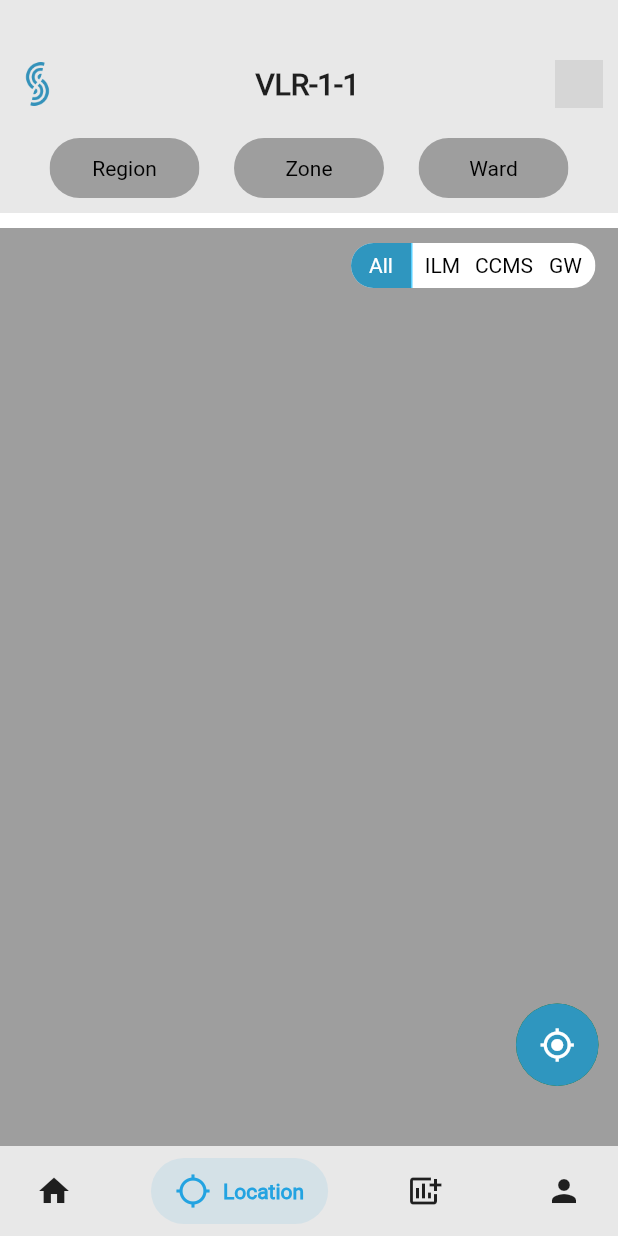
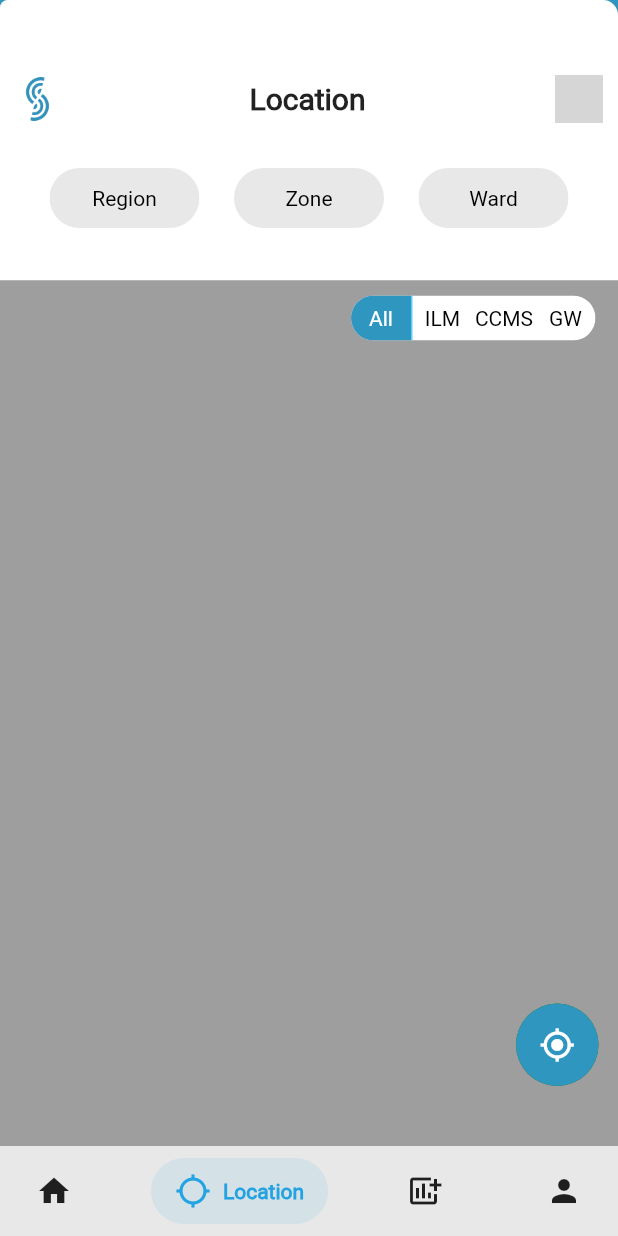
Before and after one commit to NarenDilip/flutterlumin, a Flutter app: the DashboardView screen opened directly, swiped to page 2, on a phone screen of 412 x 824 dp. Run offline on Flutter 3.47's test engine with Material 2 defaults, Android fonts, the phone set to English and light mode, and no system bars; drawn by our look-alikes of salomon_bottom_bar; our stand-ins replace connectivity, dio, email_validator, flutter_map, flutter_secure_storage, fluttertoast and 8 more; missing offline and left inert: cupertino_radio_choice, fl_location, flutter_foreground_task, flutter_map_marker_cluster, geocoder, poly_geofence_service and 1 more; accounts and stored records are empty; network calls fail; Roboto replaces fonts that are missing (Aqua); grey boxes are pictures that could not be loaded.

```diff
--- a/lib/src/constants/const.dart
+++ b/lib/src/constants/const.dart
@@ -33,6 +33,7 @@ const lightBlueAlterColor = Color(0xff008080);
 const lightBlueCardColor = Color(0xffBAE5F5);
 const lightPinkCardColor = Color(0xffE2D3FE);
 const lightGreenCardColor = Color(0xffCCF0C0);
+const lightBlueViewColor = Color(0xff0091EA);
 
 
 const splashscreen_text = "LUMINATOR";
--- a/lib/src/presentation/views/dashboard/projects_dashboard_view.dart
+++ b/lib/src/presentation/views/dashboard/projects_dashboard_view.dart
@@ -53,7 +53,7 @@ class _ProjectDashboardState extends State<ProjectDashboard> {
   Widget build(BuildContext context) {
     return SingleChildScrollView(
       child: Column(children: <Widget>[
-        const AppBarWidget(),
+        const AppBarWidget(title: "Dashboard",),
         ProjectCard(
           projectName: "ILM",
           cardBottomColor: lightBlueCardColor,
--- a/lib/src/presentation/views/location/location_view.dart
+++ b/lib/src/presentation/views/location/location_view.dart
@@ -27,7 +27,7 @@ class _DeviceLocationState extends State<DeviceLocationView> {
       backgroundColor: lightGrey,
       body: SingleChildScrollView(
         child: Column(children: const <Widget>[
-          AppBarWidget(),
+          AppBarWidget(title: "",),
         ]),
       )
     );
--- a/lib/src/presentation/widgets/app_bar_view.dart
+++ b/lib/src/presentation/widgets/app_bar_view.dart
@@ -6,8 +6,9 @@ import 'package:flutterlumin/src/ui/listview/zone_li_screen.dart';
 import 'package:shared_preferences/shared_preferences.dart';
 
 class AppBarWidget extends StatefulWidget {
+  final String title;
   const AppBarWidget({
-    Key? key,
+    Key? key, required this.title
   }) : super(key: key);
 
   @override
@@ -39,9 +40,20 @@ class _AppBarWidgetState extends State<AppBarWidget> {
   @override
   Widget build(BuildContext context) {
     return Container(
-        color: lightGrey,
-        padding: const EdgeInsets.only(left: 10, top: 40, right: 10),
+        decoration: const BoxDecoration(
+          color: Colors.white,
+          borderRadius: BorderRadius.only(
+            topLeft: Radius.circular(5),
+            topRight: Radius.circular(10),
+            bottomLeft: Radius.circular(30),
+            bottomRight: Radius.circular(30),
+          ),
+        ),
+        padding: const EdgeInsets.only(left: 10, top: 40, right: 10,bottom: 20),
         child: Column(children: <Widget>[
+          const SizedBox(
+            height: 10,
+          ),
           Row(
             mainAxisAlignment: MainAxisAlignment.spaceBetween,
             children: <Widget>[
@@ -49,24 +61,21 @@ class _AppBarWidgetState extends State<AppBarWidget> {
                   image: AssetImage("assets/icons/logo.png"),
                   height: 30,
                   width: 30),
-              const Text(
-                "VLR-1-1",
-                style: TextStyle(
+              Text(widget.title,
+                style: const TextStyle(
                     fontSize: 20,
                     fontFamily: 'Roboto',
                     fontWeight: FontWeight.bold),
               ),
-              Container(
-                child: const CircleAvatar(
-                  radius: 16, // Image radius
-                  backgroundImage:
-                      NetworkImage("https://i.imgur.com/BoN9kdC.png"),
-                ),
+              const CircleAvatar(
+                radius: 16, // Image radius
+                backgroundImage:
+                    NetworkImage("https://i.imgur.com/BoN9kdC.png"),
               ),
             ],
           ),
           const SizedBox(
-            height: 20,
+            height: 30,
           ),
           Row(
             mainAxisAlignment: MainAxisAlignment.spaceEvenly,
@@ -126,10 +135,10 @@ class CategoryWidget extends StatelessWidget {
             width: 100,
             alignment: Alignment.center,
             padding: const EdgeInsets.all(12),
-            color: selectedItem != 'null'  && selectedItem != '' ? Colors.white : Colors.grey,
+            color: selectedItem != 'null'  && selectedItem != '' ? kPrimaryColor : lightGrey,
             child: Text(selectedItem != 'null'  && selectedItem != '' ? selectedItem :categoryName  ,
                 style:
-                    const TextStyle(color: Colors.black, fontFamily: "Roboto")),
+                     TextStyle(color: selectedItem != 'null'  && selectedItem != '' ? Colors.white : Colors.black, fontFamily: "Roboto")),
           ),
         ));
   }
--- a/lib/src/presentation/widgets/project_card_view.dart
+++ b/lib/src/presentation/widgets/project_card_view.dart
@@ -118,7 +118,7 @@ class ProjectCard extends StatelessWidget {
             ),
             const SizedBox(height: 20),
             Container(
-              height: 40,
+              height: 34,
               color: cardBottomColor,
               child: Row(
                 children: const <Widget>[],
--- a/lib/src/ui/map/map_view_screen.dart
+++ b/lib/src/ui/map/map_view_screen.dart
@@ -100,11 +100,8 @@ class map_view_screen_state extends State<map_view_screen> {
                           child: Column(
                               mainAxisSize: MainAxisSize.min,
                               children: <Widget>[
-                                AppBarWidget(),
-                                SizedBox(height: 5),
-                                SizedBox(
-                                  height: 5,
-                                ),
+                                const AppBarWidget(title: "Location",),
+                                const SizedBox(height: 5),
                                 Expanded(
                                     child: Container(
                                         color: Colors.grey,
```
Also changed, not shown: lib/src/domain/search_device_event.dart (+1 -61 lines), lib/src/presentation/views/devices/search_devices.dart (+49 -23 lines), lib/src/ui/dashboard/device_list_screen.dart (+5 -6 lines).
